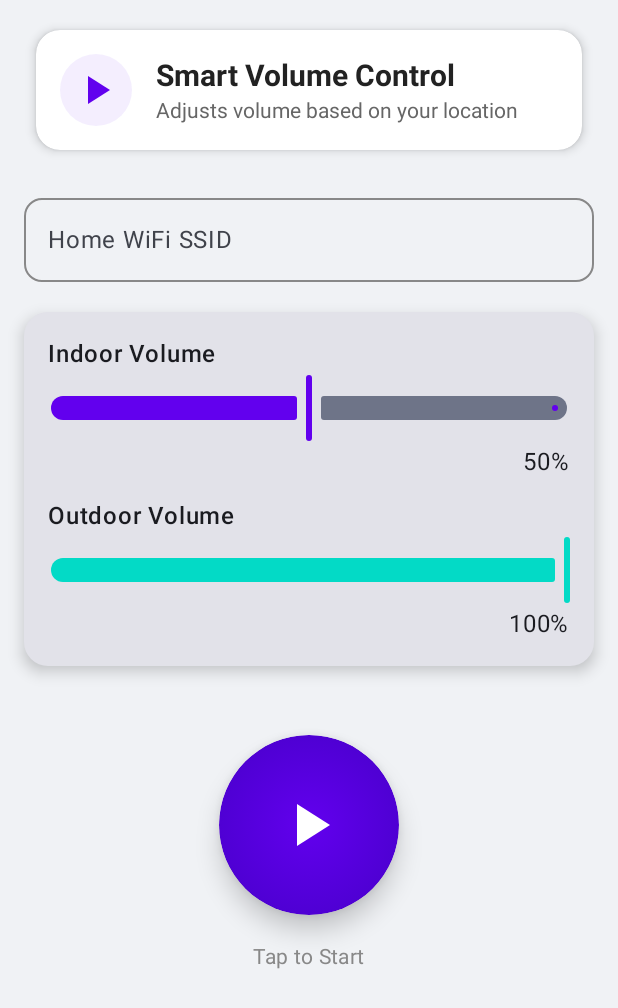
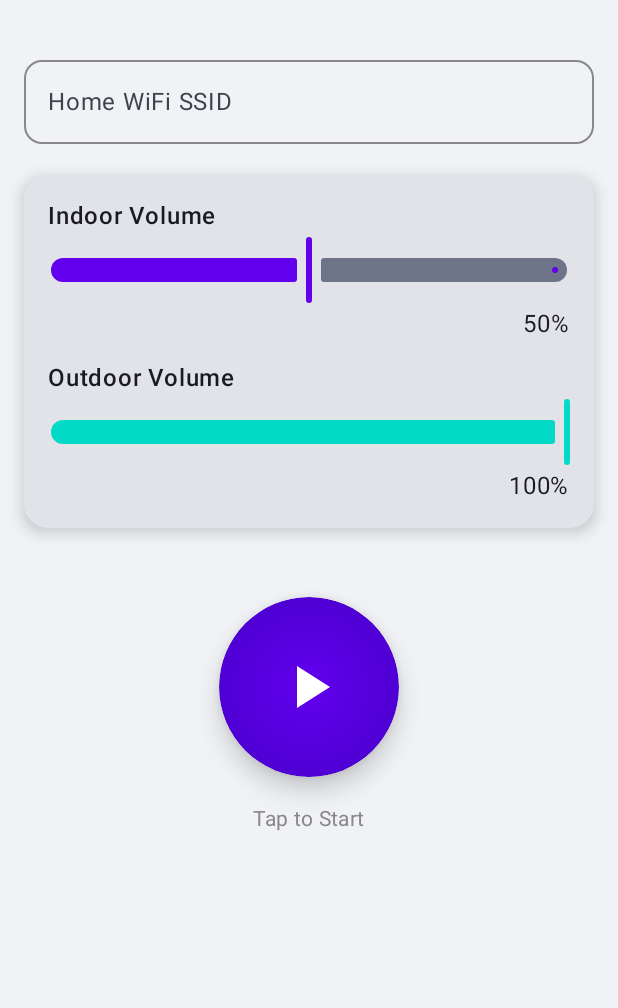
Before and after one commit to mfcc168/WVC, an Android app built with Jetpack Compose: the screen it shows after launch (MainActivity), on a phone screen of 412 x 824 dp. Shown: the top 1008 px of the screen. Run offline under Robolectric (Android 15) with nearby library versions, the phone set to English and light mode, and no system bars.

Commit message:
ensure ssid is filled to start scanning

```diff
--- a/app/src/main/java/com/lafarge/wvc/MainActivity.kt
+++ b/app/src/main/java/com/lafarge/wvc/MainActivity.kt
@@ -80,12 +80,14 @@ class MainActivity : ComponentActivity() {
     }
 
     private fun startScanService() {
+        if (currentSSID.value.isNotEmpty()) {
             val serviceIntent = Intent(this, WiFiScanService::class.java).apply {
                 putExtra("HOME_SSID", currentSSID.value)
                 putExtra("INDOOR_VOLUME", indoorVolume.value)
                 putExtra("OUTDOOR_VOLUME", outdoorVolume.value)
             }
             startService(serviceIntent)
+        }
     }
 
     private fun stopScanService() {
@@ -206,59 +208,13 @@ class MainActivity : ComponentActivity() {
             modifier = Modifier.fillMaxSize(),
             color = Color(0xFFF0F2F5) // soft background color
         ) {
+
             Column(
                 modifier = Modifier
                     .fillMaxSize()
-                    .padding(16.dp),
+                    .padding(top = 32.dp, start = 16.dp, end = 16.dp),
                 verticalArrangement = Arrangement.spacedBy(20.dp)
             ) {
-// Redesigned Header
-                Row(
-                    modifier = Modifier
-                        .fillMaxWidth()
-                        .padding(horizontal = 8.dp, vertical = 4.dp)
-                        .shadow(4.dp, shape = RoundedCornerShape(16.dp))
-                        .background(
-                            color = Color.White,
-                            shape = RoundedCornerShape(16.dp)
-                        )
-                        .padding(16.dp),
-                    verticalAlignment = Alignment.CenterVertically
-                ) {
-                    // Icon or visual accent
-                    Icon(
-                        imageVector = Icons.Default.PlayArrow, // You can swap this with a better icon
-                        contentDescription = null,
-                        tint = Color(0xFF6200EE),
-                        modifier = Modifier
-                            .size(48.dp)
-                            .background(Color(0x116200EE), CircleShape)
-                            .padding(8.dp)
-                    )
-
-                    Spacer(modifier = Modifier.width(16.dp))
-
-                    // Text
-                    Column {
-                        Text(
-                            text = "Smart Volume Control",
-                            style = TextStyle(
-                                fontSize = 20.sp,
-                                fontWeight = FontWeight.Bold,
-                                color = Color(0xFF222222)
-                            )
-                        )
-                        Spacer(modifier = Modifier.height(4.dp))
-                        Text(
-                            text = "Adjusts volume based on your location",
-                            style = TextStyle(
-                                fontSize = 14.sp,
-                                color = Color(0xFF666666)
-                            )
-                        )
-                    }
-                }
-
 
                 // SSID Input
                 OutlinedTextField(
@@ -325,8 +281,12 @@ class MainActivity : ComponentActivity() {
                     DonutToggleButton(
                         isScanning = isScanning.value,
                         onToggle = {
+                            if (currentSSID.value.isNotEmpty()) {
                                 if (isScanning.value) stopScanService() else startScanService()
                                 isScanning.value = !isScanning.value
+                            } else {
+                                Toast.makeText(context, "Please enter your Home WiFi SSID", Toast.LENGTH_SHORT).show()
+                            }
                         }
                     )
                     Spacer(modifier = Modifier.height(8.dp))
```
Lines whose indentation alone changed are shown as unchanged.
